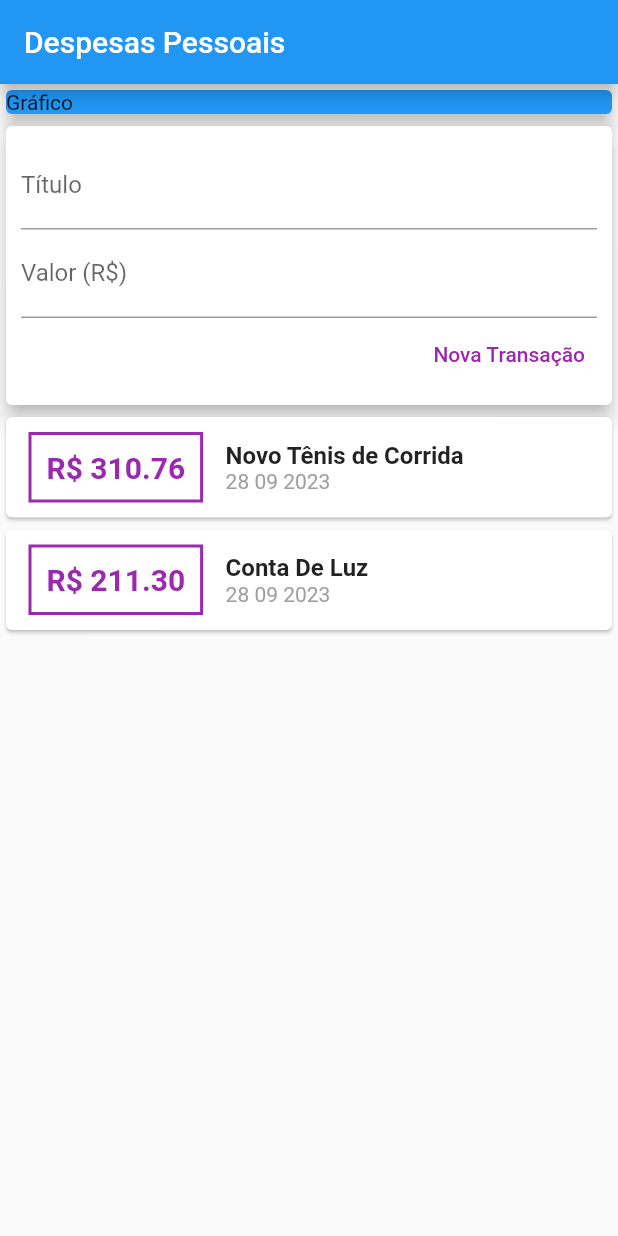
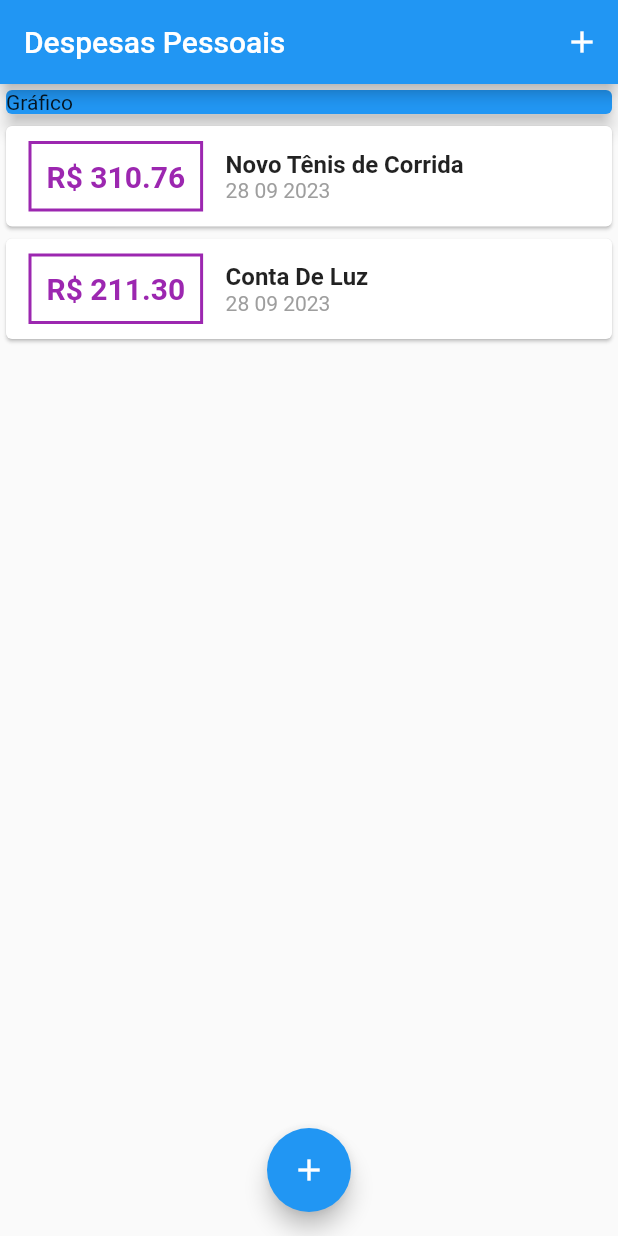
Before and after one commit to TewSantos/App_Despesas, a Flutter app: the screen it shows after launch, on a phone screen of 412 x 824 dp. Run offline on Flutter 3.47's test engine with Material 2 defaults, Android fonts, the phone set to English and light mode, and no system bars.

Commit message:
Refaturação do APP

```diff
--- a/lib/components/transaction_user.dart
+++ /dev/null
@@ -1,52 +0,0 @@
-import 'dart:math';
-
-import 'package:flutter/material.dart';
-import 'transaction_form.dart';
-import 'transaction_list.dart';
-import '../models/transaction.dart';
-
-class TransactionUser extends StatefulWidget {
-  const TransactionUser({Key? key}) : super(key: key);
-
-  @override
-  State<TransactionUser> createState() => _TransactionUserState();
-}
-
-class _TransactionUserState extends State<TransactionUser> {
-final _transactions = [
-Transaction(
-    id: 't1',
-    title: 'Novo Tênis de Corrida',
-    value: 310.76,
-    date: DateTime.now(),
-    ),
-    Transaction(
-      id: 't2',
-      title: 'Conta De Luz',
-      value: 211.30,
-      date: DateTime.now(),
-      ),
-  ];
-
-  _addTransaction(String title, double value) {
-    final newTransaction = Transaction(
-      id : Random(). nextDouble(). toString(),
-      title: title,
-      value: value,
-      date: DateTime.now(),
-    );
-    setState(() {
-      _transactions.add(newTransaction);
-    });
-  }
-
-  @override
-  Widget build(BuildContext context) {
-    return Column(
-      children:[
-        TransactionForm(_addTransaction),
-        TransactionList(_transactions),
-      ],
-    );
-  }
-}
--- a/lib/main.dart
+++ b/lib/main.dart
@@ -1,5 +1,10 @@
+import 'package:expenses/components/transaction_form.dart';
 import 'package:flutter/material.dart';
-import 'components/transaction_user.dart';
+import 'dart:math';
+import 'components/transaction_form.dart';
+import 'components/transaction_list.dart';
+import 'models/transaction.dart';
+
 main() => runApp(ExpensesApp());
 
 
@@ -12,28 +17,80 @@ class ExpensesApp extends StatelessWidget {
   }
 }
 
-class MyHomePage extends StatelessWidget {
+class MyHomePage extends StatefulWidget {
+
+  @override
+  State<MyHomePage> createState() => _MyHomePageState();
+}
+
+class _MyHomePageState extends State<MyHomePage> {
+
+final _transactions = [
+Transaction(
+    id: 't1',
+    title: 'Novo Tênis de Corrida',
+    value: 310.76,
+    date: DateTime.now(),
+    ),
+    Transaction(
+      id: 't2',
+      title: 'Conta De Luz',
+      value: 211.30,
+      date: DateTime.now(),
+      ),
+  ];
+    _addTransaction(String title, double value) {
+    final newTransaction = Transaction(
+      id : Random(). nextDouble(). toString(),
+      title: title,
+      value: value,
+      date: DateTime.now(),
+    );
+    setState(() {
+      _transactions.add(newTransaction);
+    });
+  }
+  _openTransactionFormModal(BuildContext context){
+   showModalBottomSheet(
+    context: context,
+    builder: (_) {
+      return TransactionForm(_addTransaction);
+    }
+    );
+  }
+
   @override
   Widget build(BuildContext context) {
     return Scaffold(
       appBar: AppBar(
       title: Text ('Despesas Pessoais'),
+      actions: [
+        IconButton(
+          icon: Icon(Icons.add),
+          onPressed: () => _openTransactionFormModal (context),
+        )
+      ],
      ),
      body: SingleChildScrollView(
        child: Column(
         crossAxisAlignment: CrossAxisAlignment.stretch,
         children: [
-          const SizedBox(
-          child: Card(
-            color: Colors.blue,
-            child: Text ('Gráfico'),
-            elevation: 5,
+          Container(
+            child: Card(
+              color: Colors.blue,
+              child: Text ('Gráfico'),
+              elevation: 5,
+            ),
           ),
-         ),
-         TransactionUser(),
+          TransactionList(_transactions),
         ],
        ),
      ),
+     floatingActionButton: FloatingActionButton(
+      child: Icon(Icons.add),
+      onPressed: () => _openTransactionFormModal(context),
+      ),
+      floatingActionButtonLocation: FloatingActionButtonLocation.centerFloat,
     );
   }
 }
```
